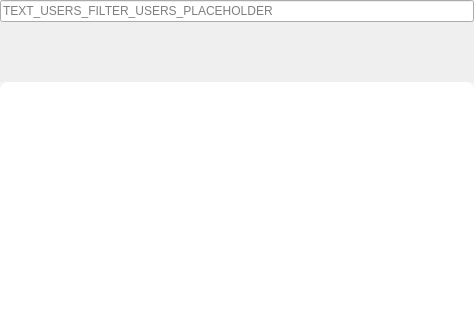
This is parsec/core/gui/forms/workspace_sharing_widget.ui in Scille/parsec-cloud as Qt 5 draws it before an edit; both pictures show x 0 to 474 and y 0 to 320 of the 474 by 468 pixel window. The edited form follows.
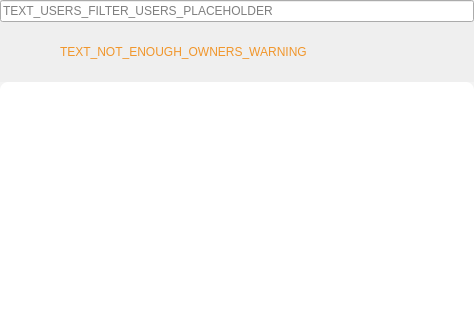
This is the edited form. Custom widgets are drawn as their Qt base class.

Commit message: Added a warning message if a workspace only has one owner

Patch:
```diff
--- a/parsec/core/gui/forms/workspace_sharing_widget.ui
+++ b/parsec/core/gui/forms/workspace_sharing_widget.ui
@@ -28,6 +28,10 @@
 
 #button_share, #button_apply {
 	text-transform: uppercase;
+}
+
+#label_owner_warning {
+	color: #F1962B;
 }</string>
   </property>
   <layout class="QVBoxLayout" name="verticalLayout">
@@ -64,6 +68,9 @@
        <property name="orientation">
         <enum>Qt::Horizontal</enum>
        </property>
+       <property name="sizeType">
+        <enum>QSizePolicy::Minimum</enum>
+       </property>
        <property name="sizeHint" stdset="0">
         <size>
          <width>40</width>
@@ -75,11 +82,30 @@
      <item>
       <widget class="SpinnerWidget" name="spinner" native="true"/>
      </item>
+     <item>
+      <widget class="QLabel" name="label_owner_warning">
+       <property name="sizePolicy">
+        <sizepolicy hsizetype="Expanding" vsizetype="Preferred">
+         <horstretch>0</horstretch>
+         <verstretch>0</verstretch>
+        </sizepolicy>
+       </property>
+       <property name="text">
+        <string>TEXT_NOT_ENOUGH_OWNERS_WARNING</string>
+       </property>
+       <property name="wordWrap">
+        <bool>true</bool>
+       </property>
+      </widget>
+     </item>
      <item>
       <spacer name="horizontalSpacer_2">
        <property name="orientation">
         <enum>Qt::Horizontal</enum>
        </property>
+       <property name="sizeType">
+        <enum>QSizePolicy::Minimum</enum>
+       </property>
        <property name="sizeHint" stdset="0">
         <size>
          <width>40</width>
```
The commit also changes 3 other files.
